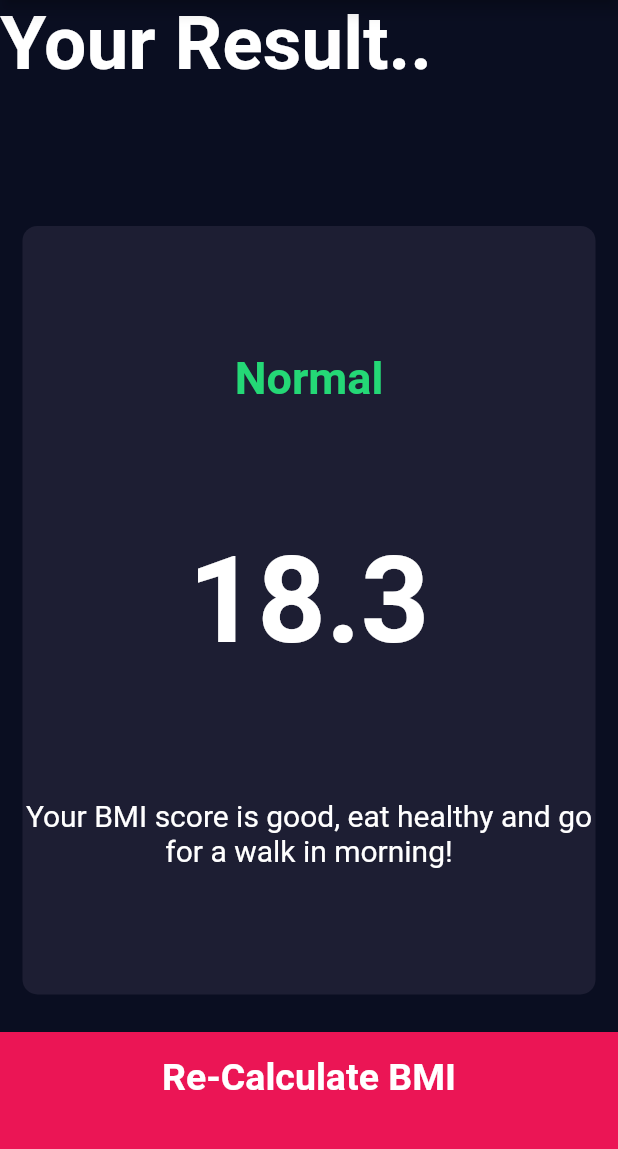
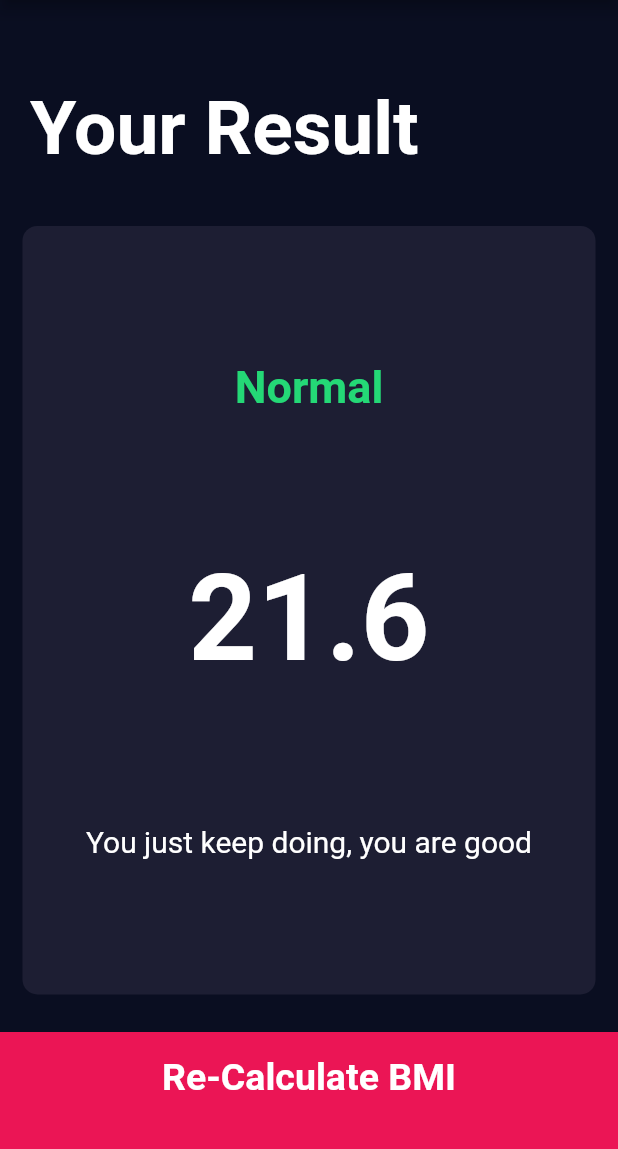
Before and after one commit to csk111165/BMICalculator, a Flutter app: the screen it shows after launch, after a tap on "Calculte BMI", on a phone screen of 412 x 824 dp, the part 84-1233 px from its top. Run offline on Flutter 3.47's test engine with Material 2 defaults, Android fonts, the phone set to English and light mode, and no system bars; our stand-ins replace font_awesome_flutter.

Commit message:
Finalizing the logic

```diff
--- /dev/null
+++ b/bmi_calculator/lib/calculator_brain.dart
@@ -0,0 +1,51 @@
+
+import 'dart:math';
+
+
+class CalculatorBrain {
+
+  final int height;
+  final int weight;
+
+  double _bmi = 0;
+
+  CalculatorBrain({required this.height, required this.weight});
+
+  String calculateBMI ()
+  {
+     _bmi = weight / pow(height/100, 2); // convert height in m , it is in cm
+
+    return  _bmi.toStringAsFixed(1);
+  }
+
+  String getResult()
+  {
+    if( _bmi >= 25) {
+      return 'Overweight';
+    }
+    else if (_bmi > 18.5) {
+      return 'Normal';
+    }
+    else {
+      return 'Underweight';
+    }
+
+  }
+
+  String getInterpretation()
+  {
+    if( _bmi >= 25) {
+      return 'You need to walk a bit..get some walk';
+    }
+    else if (_bmi > 18.5) {
+      return 'You just keep doing, you are good';
+    }
+    else {
+      return 'Eat more buddy and have lot of fun!';
+    }
+
+  }
+
+
+
+}
--- a/bmi_calculator/lib/input_page.dart
+++ b/bmi_calculator/lib/input_page.dart
@@ -6,6 +6,7 @@ import 'constants.dart';
 import 'results_page.dart';
 import 'round_icon_button.dart';
 import  'bottom_button.dart';
+import 'calculator_brain.dart';
 
 enum Gender { male, female }
 
@@ -215,7 +216,15 @@ class _InputPageState extends State<InputPage> {
           BottomButton(
           buttonTitle: 'Calculte BMI',
           onTap: () {
-           Navigator.push(context, MaterialPageRoute(builder: (context) => const ResultsPage()));
+            CalculatorBrain calc = CalculatorBrain(height: height, weight: weight);
+
+           Navigator.push(context, MaterialPageRoute(builder: (context) =>  ResultsPage(
+            bmiResult: calc.calculateBMI(),
+            resultText: calc.getResult(),
+            interpretation: calc.getInterpretation(),
+           ),
+           ),
+           );
          },
          ),
       ]),
--- a/bmi_calculator/lib/results_page.dart
+++ b/bmi_calculator/lib/results_page.dart
@@ -4,7 +4,12 @@ import 'constants.dart';
 import 'bottom_button.dart';
 
 class ResultsPage extends StatelessWidget {
-  const ResultsPage({super.key});
+
+  final String bmiResult;
+  final String resultText;
+  final String interpretation;
+
+  ResultsPage({required this.bmiResult, required this.resultText, required this.interpretation});
 
   @override
   Widget build(BuildContext context) {
@@ -18,13 +23,15 @@ class ResultsPage extends StatelessWidget {
         children: [
           Expanded(
             child: Container(
-              child: const Text(
-                'Your Result..',
+              padding: EdgeInsets.all(20),
+              alignment: Alignment.bottomLeft,
+              child: Text(
+                'Your Result',
                 style: kResultTitleText,
               ),
             ),
           ),
-          const Expanded(
+           Expanded(
             // flex allows to make the area larger, by default it is set to 1
             flex: 4,
             child: ReusableCard(
@@ -34,15 +41,15 @@ class ResultsPage extends StatelessWidget {
                 crossAxisAlignment: CrossAxisAlignment.center,
                 children: [
                   Text(
-                    'Normal',
+                    resultText,
                     style: kResultStyle,
                   ),
                   Text(
-                    '18.3',
+                    bmiResult,
                     style: kBMITextStyle,
                   ),
                   Text(
-                    'Your BMI score is good, eat healthy and go for a walk in morning!',
+                    interpretation,
                     style: kBodyTextStyle,
                     textAlign: TextAlign.center,
                   ),
```
